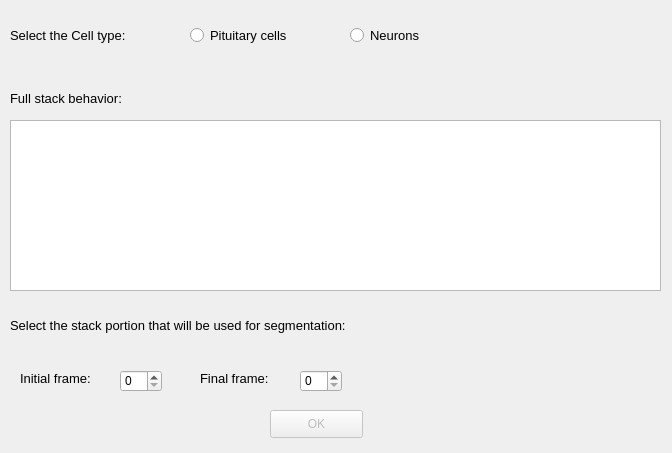
First picture: the form in GUI5_FirstDialog.ui, repository AnaAquiles/Calcium-waves-in-endocrine-cells-analysis, before the edit.
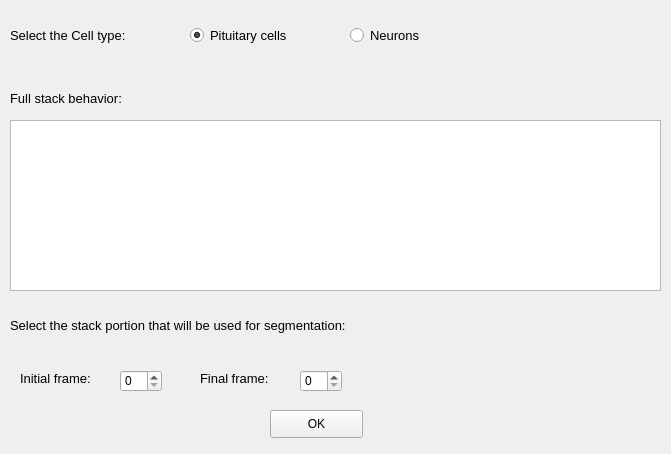
Second picture: the form after the edit. Custom widgets are drawn as their Qt base class.

Commit message: Falta pasar un dato de la ventana principal a la ventana de la gráfica

```diff
--- a/GUI5_FirstDialog.ui
+++ b/GUI5_FirstDialog.ui
@@ -9,8 +9,8 @@
    <rect>
     <x>0</x>
     <y>0</y>
-    <width>672</width>
-    <height>453</height>
+    <width>671</width>
+    <height>454</height>
    </rect>
   </property>
   <property name="maximumSize">
@@ -70,6 +70,9 @@
    <property name="text">
     <string>Pituitary cells</string>
    </property>
+   <property name="checked">
+    <bool>true</bool>
+   </property>
    <attribute name="buttonGroup">
     <string notr="true">CellTypeGroup</string>
    </attribute>
@@ -195,7 +198,7 @@
   </widget>
   <widget class="QPushButton" name="pushButton">
    <property name="enabled">
-    <bool>false</bool>
+    <bool>true</bool>
    </property>
    <property name="geometry">
     <rect>
@@ -208,6 +211,9 @@
    <property name="text">
     <string>OK</string>
    </property>
+   <property name="autoDefault">
+    <bool>false</bool>
+   </property>
   </widget>
  </widget>
  <customwidgets>
```
Left out of the diff: 6 changed lines with no effect on the pictures. The commit also changes 2 other files.
